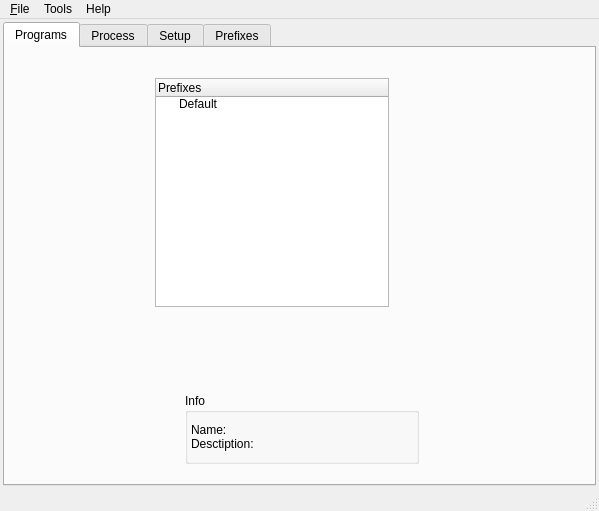
This is src/uis/MainWindow.ui in brezerk/q4wine as Qt 5 draws it before an edit. The edited form follows.
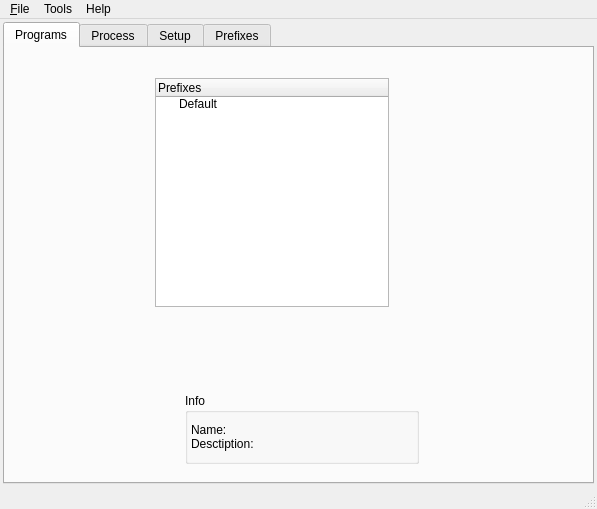
This is the edited form. Icons and pictures are not drawn.

Diff of the .ui file:
```diff
--- a/src/uis/MainWindow.ui
+++ b/src/uis/MainWindow.ui
@@ -7,8 +7,8 @@
    <rect>
     <x>0</x>
     <y>0</y>
-    <width>599</width>
-    <height>511</height>
+    <width>597</width>
+    <height>509</height>
    </rect>
   </property>
   <property name="windowTitle">
@@ -392,7 +392,7 @@
     <rect>
      <x>0</x>
      <y>0</y>
-     <width>599</width>
+     <width>597</width>
      <height>23</height>
     </rect>
    </property>
```
Left out of the diff: 35 changed lines with no effect on the pictures.
